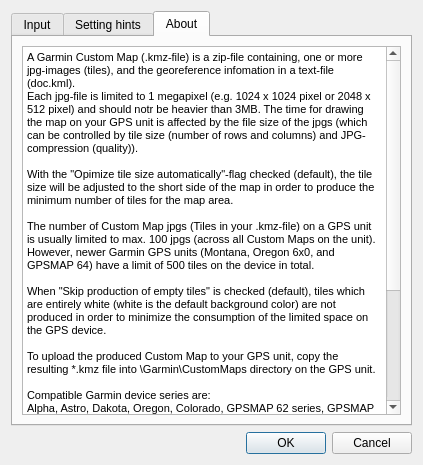
The window that GarminCustomMap_dialog_base.ui (NINAnor/GarminCustomMaps) describes before a commit, drawn with Qt 5.
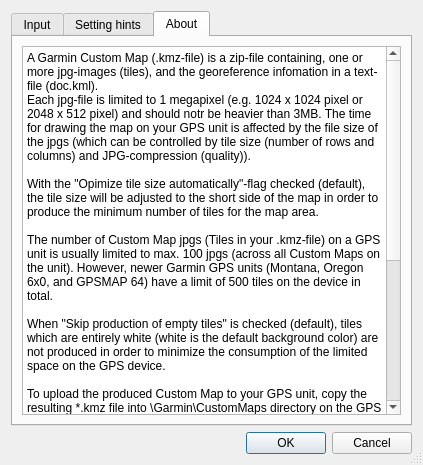
The same window after the commit. The open tabs and pages were chosen to show the change.

Patch:
```diff
--- a/GarminCustomMap_dialog_base.ui
+++ b/GarminCustomMap_dialog_base.ui
@@ -16,25 +16,35 @@
     <verstretch>0</verstretch>
    </sizepolicy>
   </property>
+  <property name="minimumSize">
+   <size>
+    <width>400</width>
+    <height>420</height>
+   </size>
+  </property>
   <property name="windowTitle">
    <string>GarminCustomMap</string>
   </property>
+  <property name="sizeGripEnabled">
+   <bool>true</bool>
+  </property>
   <layout class="QGridLayout" name="gridLayout_4">
    <item row="0" column="0">
-    <layout class="QGridLayout" name="gridLayout"/>
-   </item>
-   <item row="2" column="1">
-    <widget class="QDialogButtonBox" name="buttonBox">
-     <property name="orientation">
-      <enum>Qt::Horizontal</enum>
-     </property>
-     <property name="standardButtons">
-      <set>QDialogButtonBox::Cancel|QDialogButtonBox::Ok</set>
-     </property>
-    </widget>
-   </item>
-   <item row="1" column="1">
+    <layout class="QVBoxLayout" name="verticalLayout_2">
+     <item>
     <widget class="QTabWidget" name="tab">
+       <property name="sizePolicy">
+        <sizepolicy hsizetype="MinimumExpanding" vsizetype="MinimumExpanding">
+         <horstretch>0</horstretch>
+         <verstretch>0</verstretch>
+        </sizepolicy>
+       </property>
+       <property name="minimumSize">
+        <size>
+         <width>386</width>
+         <height>400</height>
+        </size>
+       </property>
      <property name="currentIndex">
       <number>0</number>
      </property>
@@ -323,39 +333,69 @@
       <layout class="QGridLayout" name="gridLayout_6">
        <item row="0" column="0">
         <widget class="QTextBrowser" name="textBrowser_2">
+           <property name="font">
+            <font>
+             <pointsize>9</pointsize>
+            </font>
+           </property>
          <property name="html">
           <string>&lt;!DOCTYPE HTML PUBLIC &quot;-//W3C//DTD HTML 4.0//EN&quot; &quot;http://www.w3.org/TR/REC-html40/strict.dtd&quot;&gt;
 &lt;html&gt;&lt;head&gt;&lt;meta name=&quot;qrichtext&quot; content=&quot;1&quot; /&gt;&lt;style type=&quot;text/css&quot;&gt;
 p, li { white-space: pre-wrap; }
-&lt;/style&gt;&lt;/head&gt;&lt;body style=&quot; font-family:'Sans'; font-size:9pt; font-weight:400; font-style:normal;&quot;&gt;
-&lt;p style=&quot; margin-top:0px; margin-bottom:0px; margin-left:0px; margin-right:0px; -qt-block-indent:0; text-indent:0px;&quot;&gt;&lt;span style=&quot; font-family:'Ubuntu'; font-size:8pt;&quot;&gt;A Garmin Custom Map (.kmz-file) is a zip-file containing, one or more jpg-images (tiles), and the georeference infomation in a text-file (doc.kml).&lt;/span&gt;&lt;/p&gt;
-&lt;p style=&quot; margin-top:0px; margin-bottom:0px; margin-left:0px; margin-right:0px; -qt-block-indent:0; text-indent:0px;&quot;&gt;&lt;span style=&quot; font-family:'Ubuntu'; font-size:8pt;&quot;&gt;Each jpg-file is limited to 1 megapixel (e.g. 1024 x 1024 pixel or 2048 x 512 pixel) and should notr be heavier than 3MB. The time for drawing the map on your GPS unit is affected by the file size of the jpgs (which can be controlled by tile size (number of rows and columns) and JPG-compression (quality)).&lt;/span&gt;&lt;/p&gt;
-&lt;p style=&quot;-qt-paragraph-type:empty; margin-top:0px; margin-bottom:0px; margin-left:0px; margin-right:0px; -qt-block-indent:0; text-indent:0px; font-family:'Ubuntu'; font-size:8pt;&quot;&gt;&lt;br /&gt;&lt;/p&gt;
-&lt;p style=&quot; margin-top:0px; margin-bottom:0px; margin-left:0px; margin-right:0px; -qt-block-indent:0; text-indent:0px;&quot;&gt;&lt;span style=&quot; font-family:'Ubuntu'; font-size:8pt;&quot;&gt;With the &amp;quot;Opimize tile size automatically&amp;quot;-flag checked (default), the tile size will be adjusted to the short side of the map in order to produce the minimum number of tiles for the map area.&lt;/span&gt;&lt;/p&gt;
-&lt;p style=&quot;-qt-paragraph-type:empty; margin-top:0px; margin-bottom:0px; margin-left:0px; margin-right:0px; -qt-block-indent:0; text-indent:0px; font-family:'Ubuntu'; font-size:8pt;&quot;&gt;&lt;br /&gt;&lt;/p&gt;
-&lt;p style=&quot; margin-top:0px; margin-bottom:0px; margin-left:0px; margin-right:0px; -qt-block-indent:0; text-indent:0px;&quot;&gt;&lt;span style=&quot; font-family:'Ubuntu'; font-size:8pt;&quot;&gt;The number of Custom Map jpgs (Tiles in your .kmz-file) on a GPS unit is usually limited to max. 100 jpgs (across all Custom Maps on the unit). However, newer Garmin GPS units (Montana, Oregon 6x0, and GPSMAP 64) have a limit of 500 tiles on the device in total.&lt;/span&gt;&lt;/p&gt;
-&lt;p style=&quot;-qt-paragraph-type:empty; margin-top:0px; margin-bottom:0px; margin-left:0px; margin-right:0px; -qt-block-indent:0; text-indent:0px; font-family:'Ubuntu'; font-size:8pt;&quot;&gt;&lt;br /&gt;&lt;/p&gt;
-&lt;p style=&quot; margin-top:0px; margin-bottom:0px; margin-left:0px; margin-right:0px; -qt-block-indent:0; text-indent:0px;&quot;&gt;&lt;span style=&quot; font-family:'Ubuntu'; font-size:8pt;&quot;&gt;When &amp;quot;Skip production of empty tiles&amp;quot; is checked (default), tiles which are entirely white (white is the default background color) are not produced in order to minimize the consumption of the limited space on the GPS device.&lt;/span&gt;&lt;/p&gt;
-&lt;p style=&quot;-qt-paragraph-type:empty; margin-top:0px; margin-bottom:0px; margin-left:0px; margin-right:0px; -qt-block-indent:0; text-indent:0px; font-family:'Ubuntu'; font-size:8pt;&quot;&gt;&lt;br /&gt;&lt;/p&gt;
-&lt;p style=&quot; margin-top:0px; margin-bottom:0px; margin-left:0px; margin-right:0px; -qt-block-indent:0; text-indent:0px;&quot;&gt;&lt;span style=&quot; font-family:'Ubuntu'; font-size:8pt;&quot;&gt;To upload the produced Custom Map to your GPS unit, copy the resulting *.kmz file into \Garmin\CustomMaps directory on the GPS unit.&lt;/span&gt;&lt;/p&gt;
-&lt;p style=&quot;-qt-paragraph-type:empty; margin-top:0px; margin-bottom:0px; margin-left:0px; margin-right:0px; -qt-block-indent:0; text-indent:0px; font-family:'Ubuntu'; font-size:8pt;&quot;&gt;&lt;br /&gt;&lt;/p&gt;
-&lt;p style=&quot; margin-top:0px; margin-bottom:0px; margin-left:0px; margin-right:0px; -qt-block-indent:0; text-indent:0px;&quot;&gt;&lt;span style=&quot; font-family:'Ubuntu'; font-size:8pt;&quot;&gt;Compatible Garmin device series are:&lt;/span&gt;&lt;/p&gt;
-&lt;p style=&quot; margin-top:0px; margin-bottom:0px; margin-left:0px; margin-right:0px; -qt-block-indent:0; text-indent:0px;&quot;&gt;&lt;span style=&quot; font-family:'Ubuntu'; font-size:8pt;&quot;&gt;Alpha, Astro, Dakota, Oregon, Colorado, GPSMAP 62 series, GPSMAP 64 series, GPSMAP 78 series, Edge 800, Montana, Rino, eTrex® 20 and 30&lt;/span&gt;&lt;/p&gt;
-&lt;p style=&quot;-qt-paragraph-type:empty; margin-top:0px; margin-bottom:0px; margin-left:0px; margin-right:0px; -qt-block-indent:0; text-indent:0px; font-family:'Ubuntu'; font-size:8pt;&quot;&gt;&lt;br /&gt;&lt;/p&gt;
-&lt;p style=&quot; margin-top:0px; margin-bottom:0px; margin-left:0px; margin-right:0px; -qt-block-indent:0; text-indent:0px;&quot;&gt;&lt;span style=&quot; font-family:'Ubuntu'; font-size:8pt;&quot;&gt;For more technical details and limitations regarding Garmin Custom Maps see:&lt;/span&gt;&lt;/p&gt;
-&lt;p style=&quot; margin-top:0px; margin-bottom:0px; margin-left:0px; margin-right:0px; -qt-block-indent:0; text-indent:0px;&quot;&gt;&lt;span style=&quot; font-family:'Ubuntu'; font-size:8pt;&quot;&gt;https://forums.garmin.com/showthread.php?t=2646&lt;/span&gt;&lt;/p&gt;
-&lt;p style=&quot;-qt-paragraph-type:empty; margin-top:0px; margin-bottom:0px; margin-left:0px; margin-right:0px; -qt-block-indent:0; text-indent:0px; font-family:'Ubuntu'; font-size:8pt;&quot;&gt;&lt;br /&gt;&lt;/p&gt;
-&lt;p style=&quot; margin-top:0px; margin-bottom:0px; margin-left:0px; margin-right:0px; -qt-block-indent:0; text-indent:0px;&quot;&gt;&lt;span style=&quot; font-family:'Ubuntu'; font-size:8pt;&quot;&gt;For more information on Garmin Custom Maps and compatible GPS units see:&lt;/span&gt;&lt;/p&gt;
-&lt;p style=&quot; margin-top:0px; margin-bottom:0px; margin-left:0px; margin-right:0px; -qt-block-indent:0; text-indent:0px;&quot;&gt;&lt;span style=&quot; font-family:'Ubuntu'; font-size:8pt;&quot;&gt;http://www.garmin.com/us/products/onthetrail/custommaps&lt;/span&gt;&lt;/p&gt;
-&lt;p style=&quot;-qt-paragraph-type:empty; margin-top:0px; margin-bottom:0px; margin-left:0px; margin-right:0px; -qt-block-indent:0; text-indent:0px; font-family:'Ubuntu'; font-size:8pt;&quot;&gt;&lt;br /&gt;&lt;/p&gt;
-&lt;p style=&quot; margin-top:0px; margin-bottom:0px; margin-left:0px; margin-right:0px; -qt-block-indent:0; text-indent:0px;&quot;&gt;&lt;span style=&quot; font-family:'Ubuntu'; font-size:8pt;&quot;&gt;(C) Norwegian Institue for Nature Research (NINA), http://www.nina.no&lt;/span&gt;&lt;/p&gt;
-&lt;p style=&quot; margin-top:0px; margin-bottom:0px; margin-left:0px; margin-right:0px; -qt-block-indent:0; text-indent:0px;&quot;&gt;&lt;span style=&quot; font-family:'Ubuntu'; font-size:8pt;&quot;&gt;Stefan Blumentrath (email: stefan dot blumentrath at nina dot no)&lt;/span&gt;&lt;/p&gt;&lt;/body&gt;&lt;/html&gt;</string>
+&lt;/style&gt;&lt;/head&gt;&lt;body style=&quot; font-family:'Sans Serif'; font-size:9pt; font-weight:400; font-style:normal;&quot;&gt;
+&lt;p style=&quot; margin-top:0px; margin-bottom:0px; margin-left:0px; margin-right:0px; -qt-block-indent:0; text-indent:0px;&quot;&gt;&lt;span style=&quot; font-family:'Sans serif';&quot;&gt;A Garmin Custom Map (.kmz-file) is a zip-file containing, one or more jpg-images (tiles), and the georeference infomation in a text-file (doc.kml).&lt;/span&gt;&lt;/p&gt;
+&lt;p style=&quot; margin-top:0px; margin-bottom:0px; margin-left:0px; margin-right:0px; -qt-block-indent:0; text-indent:0px;&quot;&gt;&lt;span style=&quot; font-family:'Sans serif';&quot;&gt;Each jpg-file is limited to 1 megapixel (e.g. 1024 x 1024 pixel or 2048 x 512 pixel) and should notr be heavier than 3MB. The time for drawing the map on your GPS unit is affected by the file size of the jpgs (which can be controlled by tile size (number of rows and columns) and JPG-compression (quality)).&lt;/span&gt;&lt;/p&gt;
+&lt;p style=&quot;-qt-paragraph-type:empty; margin-top:0px; margin-bottom:0px; margin-left:0px; margin-right:0px; -qt-block-indent:0; text-indent:0px; font-family:'Sans serif';&quot;&gt;&lt;br /&gt;&lt;/p&gt;
+&lt;p style=&quot; margin-top:0px; margin-bottom:0px; margin-left:0px; margin-right:0px; -qt-block-indent:0; text-indent:0px;&quot;&gt;&lt;span style=&quot; font-family:'Sans serif';&quot;&gt;With the &amp;quot;Opimize tile size automatically&amp;quot;-flag checked (default), the tile size will be adjusted to the short side of the map in order to produce the minimum number of tiles for the map area.&lt;/span&gt;&lt;/p&gt;
+&lt;p style=&quot;-qt-paragraph-type:empty; margin-top:0px; margin-bottom:0px; margin-left:0px; margin-right:0px; -qt-block-indent:0; text-indent:0px; font-family:'Sans serif';&quot;&gt;&lt;br /&gt;&lt;/p&gt;
+&lt;p style=&quot; margin-top:0px; margin-bottom:0px; margin-left:0px; margin-right:0px; -qt-block-indent:0; text-indent:0px;&quot;&gt;&lt;span style=&quot; font-family:'Sans serif';&quot;&gt;The number of Custom Map jpgs (Tiles in your .kmz-file) on a GPS unit is usually limited to max. 100 jpgs (across all Custom Maps on the unit). However, newer Garmin GPS units (Montana, Oregon 6x0, and GPSMAP 64) have a limit of 500 tiles on the device in total.&lt;/span&gt;&lt;/p&gt;
+&lt;p style=&quot;-qt-paragraph-type:empty; margin-top:0px; margin-bottom:0px; margin-left:0px; margin-right:0px; -qt-block-indent:0; text-indent:0px; font-family:'Sans serif';&quot;&gt;&lt;br /&gt;&lt;/p&gt;
+&lt;p style=&quot; margin-top:0px; margin-bottom:0px; margin-left:0px; margin-right:0px; -qt-block-indent:0; text-indent:0px;&quot;&gt;&lt;span style=&quot; font-family:'Sans serif';&quot;&gt;When &amp;quot;Skip production of empty tiles&amp;quot; is checked (default), tiles which are entirely white (white is the default background color) are not produced in order to minimize the consumption of the limited space on the GPS device.&lt;/span&gt;&lt;/p&gt;
+&lt;p style=&quot;-qt-paragraph-type:empty; margin-top:0px; margin-bottom:0px; margin-left:0px; margin-right:0px; -qt-block-indent:0; text-indent:0px; font-family:'Sans serif';&quot;&gt;&lt;br /&gt;&lt;/p&gt;
+&lt;p style=&quot; margin-top:0px; margin-bottom:0px; margin-left:0px; margin-right:0px; -qt-block-indent:0; text-indent:0px;&quot;&gt;&lt;span style=&quot; font-family:'Sans serif';&quot;&gt;To upload the produced Custom Map to your GPS unit, copy the resulting *.kmz file into \Garmin\CustomMaps directory on the GPS unit.&lt;/span&gt;&lt;/p&gt;
+&lt;p style=&quot;-qt-paragraph-type:empty; margin-top:0px; margin-bottom:0px; margin-left:0px; margin-right:0px; -qt-block-indent:0; text-indent:0px; font-family:'Sans serif';&quot;&gt;&lt;br /&gt;&lt;/p&gt;
+&lt;p style=&quot; margin-top:0px; margin-bottom:0px; margin-left:0px; margin-right:0px; -qt-block-indent:0; text-indent:0px;&quot;&gt;&lt;span style=&quot; font-family:'Sans serif';&quot;&gt;Compatible Garmin device series are:&lt;/span&gt;&lt;/p&gt;
+&lt;p style=&quot; margin-top:0px; margin-bottom:0px; margin-left:0px; margin-right:0px; -qt-block-indent:0; text-indent:0px;&quot;&gt;Alpha, Astro, Dakota, Oregon, Colorado, GPSMAP 62 series, GPSMAP 64 series, GPSMAP 78 series, Edge 800, Montana, Rino, eTrex® 20 and 30&lt;/p&gt;
+&lt;p style=&quot;-qt-paragraph-type:empty; margin-top:0px; margin-bottom:0px; margin-left:0px; margin-right:0px; -qt-block-indent:0; text-indent:0px; font-family:'Sans serif';&quot;&gt;&lt;br /&gt;&lt;/p&gt;
+&lt;p style=&quot; margin-top:0px; margin-bottom:0px; margin-left:0px; margin-right:0px; -qt-block-indent:0; text-indent:0px;&quot;&gt;&lt;span style=&quot; font-family:'Sans serif';&quot;&gt;For more technical details and limitations regarding Garmin Custom Maps see:&lt;/span&gt;&lt;/p&gt;
+&lt;p style=&quot; margin-top:0px; margin-bottom:0px; margin-left:0px; margin-right:0px; -qt-block-indent:0; text-indent:0px;&quot;&gt;&lt;span style=&quot; font-family:'Sans serif';&quot;&gt;https://forums.garmin.com/showthread.php?t=2646&lt;/span&gt;&lt;/p&gt;
+&lt;p style=&quot;-qt-paragraph-type:empty; margin-top:0px; margin-bottom:0px; margin-left:0px; margin-right:0px; -qt-block-indent:0; text-indent:0px; font-family:'Sans serif';&quot;&gt;&lt;br /&gt;&lt;/p&gt;
+&lt;p style=&quot; margin-top:0px; margin-bottom:0px; margin-left:0px; margin-right:0px; -qt-block-indent:0; text-indent:0px;&quot;&gt;&lt;span style=&quot; font-family:'Sans serif';&quot;&gt;For more information on Garmin Custom Maps and compatible GPS units see:&lt;/span&gt;&lt;/p&gt;
+&lt;p style=&quot; margin-top:0px; margin-bottom:0px; margin-left:0px; margin-right:0px; -qt-block-indent:0; text-indent:0px;&quot;&gt;&lt;span style=&quot; font-family:'Sans serif';&quot;&gt;http://www.garmin.com/us/products/onthetrail/custommaps&lt;/span&gt;&lt;/p&gt;
+&lt;p style=&quot;-qt-paragraph-type:empty; margin-top:0px; margin-bottom:0px; margin-left:0px; margin-right:0px; -qt-block-indent:0; text-indent:0px; font-family:'Sans serif';&quot;&gt;&lt;br /&gt;&lt;/p&gt;
+&lt;p style=&quot; margin-top:0px; margin-bottom:0px; margin-left:0px; margin-right:0px; -qt-block-indent:0; text-indent:0px;&quot;&gt;&lt;span style=&quot; font-family:'Sans serif';&quot;&gt;(C) Norwegian Institue for Nature Research (NINA), http://www.nina.no&lt;/span&gt;&lt;/p&gt;
+&lt;p style=&quot; margin-top:0px; margin-bottom:0px; margin-left:0px; margin-right:0px; -qt-block-indent:0; text-indent:0px;&quot;&gt;&lt;span style=&quot; font-family:'Sans serif';&quot;&gt;Stefan Blumentrath (email: stefan dot blumentrath at nina dot no)&lt;/span&gt;&lt;/p&gt;&lt;/body&gt;&lt;/html&gt;</string>
          </property>
         </widget>
        </item>
       </layout>
      </widget>
     </widget>
+     </item>
+     <item>
+      <spacer name="verticalSpacer_6">
+       <property name="orientation">
+        <enum>Qt::Vertical</enum>
+       </property>
+       <property name="sizeHint" stdset="0">
+        <size>
+         <width>20</width>
+         <height>40</height>
+        </size>
+       </property>
+      </spacer>
+     </item>
+     <item>
+      <widget class="QDialogButtonBox" name="buttonBox">
+       <property name="orientation">
+        <enum>Qt::Horizontal</enum>
+       </property>
+       <property name="standardButtons">
+        <set>QDialogButtonBox::Cancel|QDialogButtonBox::Ok</set>
+       </property>
+      </widget>
+     </item>
+    </layout>
    </item>
   </layout>
  </widget>
```
Left out of the diff: 49 changed lines with no effect on the pictures. Lines whose indentation alone changed are shown as unchanged.
